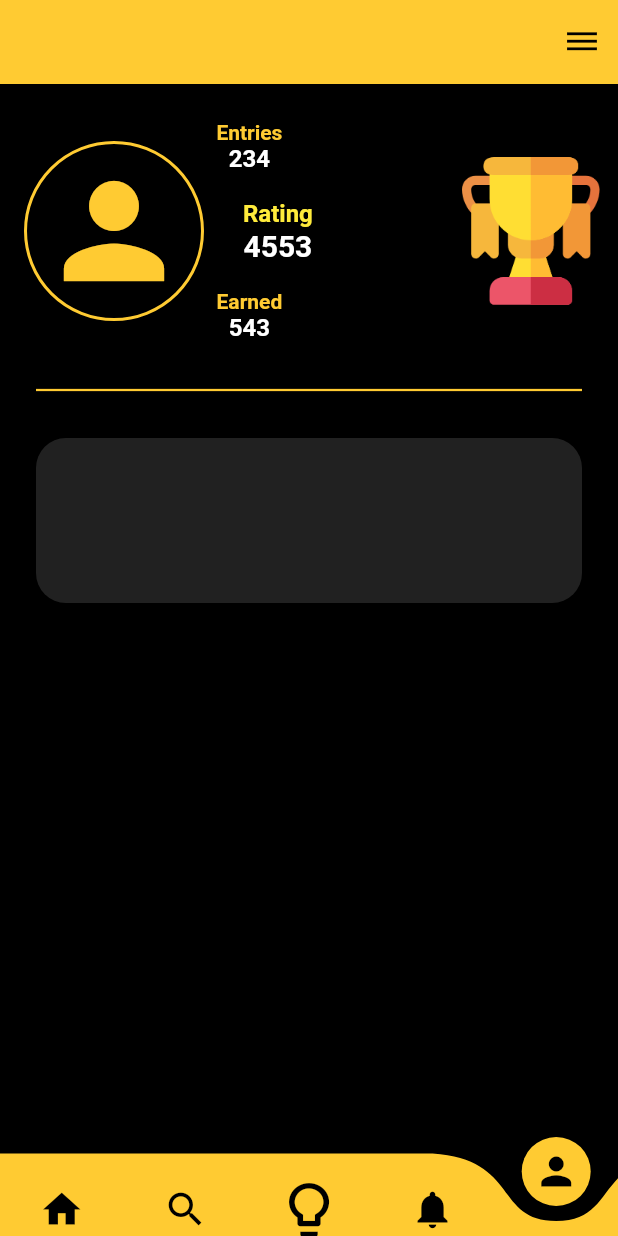
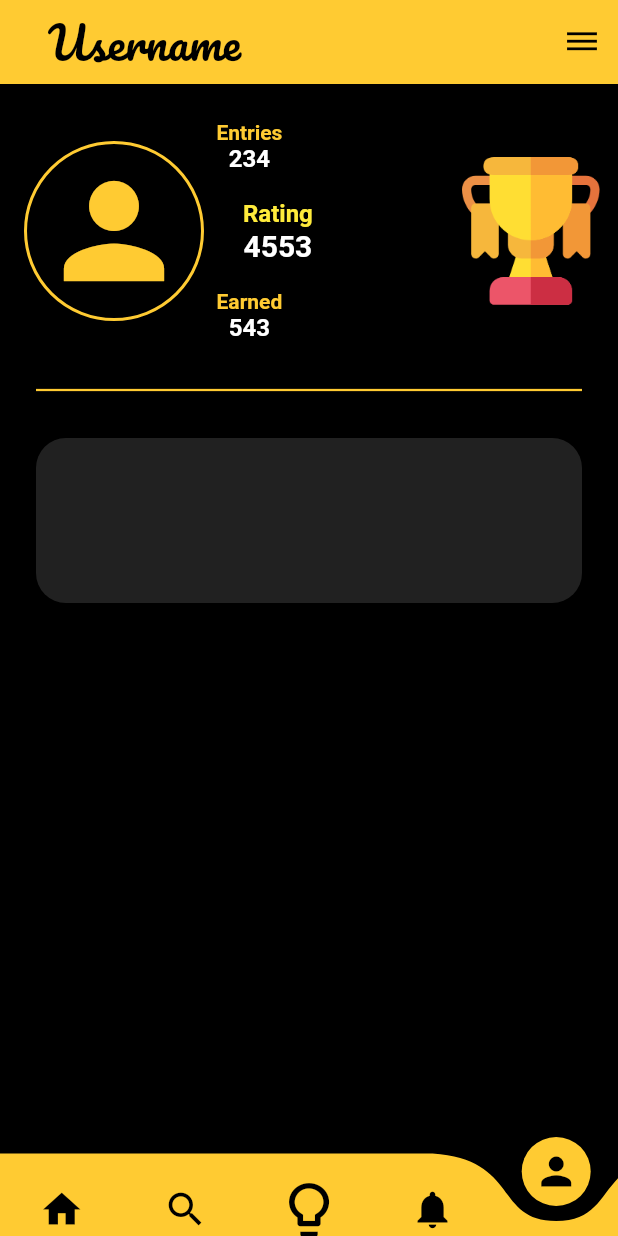
Before and after one commit to Rioverde/Nullidea, a Flutter app: the AccountRouter screen opened by its route, on a phone screen of 412 x 824 dp. Run offline on Flutter 3.47's test engine with Material 2 defaults, Android fonts, the phone set to English and light mode, and no system bars; drawn by our look-alikes of cached_network_image, curved_navigation_bar; our stand-ins replace dio, firebase_messaging, flutter_spinkit, google_fonts, image_cropper, image_picker and 3 more; accounts and stored records are empty; network calls fail; Roboto replaces fonts that are missing (Ubuntu).

Commit message:
changed the location of folders and small issues fixed

```diff
--- a/nullidea/lib/screens/Account/accountRouter.dart
+++ b/nullidea/lib/screens/Account/accountRouter.dart
@@ -3,15 +3,15 @@ import 'package:flutter/material.dart';
 import 'package:curved_navigation_bar/curved_navigation_bar.dart';
 import 'package:google_fonts/google_fonts.dart';
 
-import 'package:nullidea/myCustomIcons.dart';
+import 'package:nullidea/screens/Custom/myCustomIcons.dart';
 import 'package:rflutter_alert/rflutter_alert.dart';
 
-import '../../constants.dart';
+import '../Data/constants.dart';
 
-import '../../handleRequests.dart';
-import '../../mechanics.dart';
-import '../../theme.dart';
-import '../../user.dart';
+import '../Requests/handleRequests.dart';
+import '../Initial/mechanics.dart';
+import '../Initial/theme.dart';
+import '../Data/user.dart';
 import 'profilePage.dart';
 
 class AccountRouter extends StatefulWidget {
@@ -21,9 +21,13 @@ class AccountRouter extends StatefulWidget {
   _AccountRouterState createState() => _AccountRouterState();
 }
 
-bool sessionEnded = false;
+class _AccountRouterState extends State<AccountRouter> {
+  @override
+  void initState() {
+    super.initState();
+    showPage = new ProfilePage();
+  }
 
-class _AccountRouterState extends State<AccountRouter> {
   @override
   Widget build(BuildContext context) {
     return Scaffold(
@@ -59,7 +63,7 @@ class _AccountRouterState extends State<AccountRouter> {
         key: formKeyAccountRouter,
         child: FlatButton(
           onPressed: () => onAlertWithCustomContentPressed(context),
-          child: Text(User.username,
+          child: Text(checkUsername(User.username),
               style: GoogleFonts.pacifico(
                   fontSize: 30.0,
                   fontWeight: FontWeight.normal,
--- a/nullidea/lib/constants.dart
+++ b/nullidea/lib/screens/Data/constants.dart
@@ -2,7 +2,7 @@ import 'dart:io';
 
 import 'package:flutter/material.dart';
 import 'package:nullidea/screens/Account/allIdeas.dart';
-import 'package:nullidea/screens/Account/idea.dart';
+import 'package:nullidea/screens/Account/ideaScreen.dart';
 import 'package:nullidea/screens/Account/profilePage.dart';
 import 'package:nullidea/screens/Account/search.dart';
 import 'package:nullidea/screens/Account/userNotification.dart';
--- a/nullidea/lib/user.dart
+++ b/nullidea/lib/screens/Data/user.dart
@@ -1,7 +1,7 @@
 import 'dart:io';
 
 import 'constants.dart';
-import 'handleRequests.dart';
+import '../Requests/handleRequests.dart';
 
 class User {
   static String email;
@@ -13,16 +13,13 @@ Future<void> returnUsername() async {
   temp = await getUsername(User.email).then((String value) {
     return value;
   });
-
   User.username = temp;
 }
 
 String checkUsername(String username) {
   returnUsername();
-  while (username == '' || username == null) {
-    returnUsername();
+  if (username == '' || username == null || username == ' ') {
     return 'Username';
-  }
-  returnUsername();
-  return username;
+  } else
+    return username;
 }
```
Also changed, not shown: nullidea/lib/screens/Account/ideaScreen.dart (renamed from nullidea/lib/screens/Account/idea.dart, +6 -6 lines), nullidea/lib/screens/Account/profilePage.dart (+4 -4 lines), nullidea/lib/screens/Init/main.dart (added, +29 -0 lines), nullidea/lib/screens/Initial/mechanics.dart (renamed from nullidea/lib/mechanics.dart, +7 -9 lines), nullidea/lib/screens/Initial/splash.dart (renamed from nullidea/lib/screens/splash.dart, +4 -4 lines), nullidea/lib/screens/Login/login.dart (+13 -14 lines), nullidea/lib/screens/Requests/handleRequests.dart (renamed from nullidea/lib/handleRequests.dart, +4 -3 lines), nullidea/lib/screens/main.dart (renamed from nullidea/lib/main.dart, +4 -4 lines), nullidea/lib/screens/Custom/myCustomIcons.dart (renamed from nullidea/lib/myCustomIcons.dart), nullidea/lib/screens/Initial/theme.dart (renamed from nullidea/lib/theme.dart), 1 other file.
